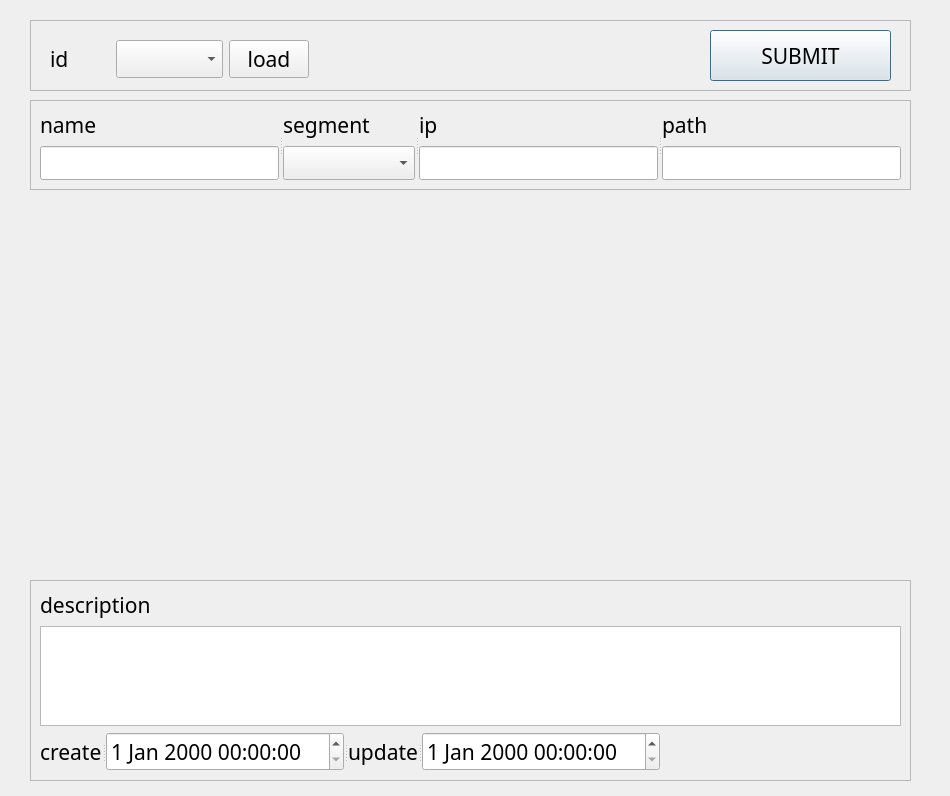
This is ui/spDialog.ui in SuhYeoJee/OrderManager as Qt 5 draws it before an edit. The edited form follows.
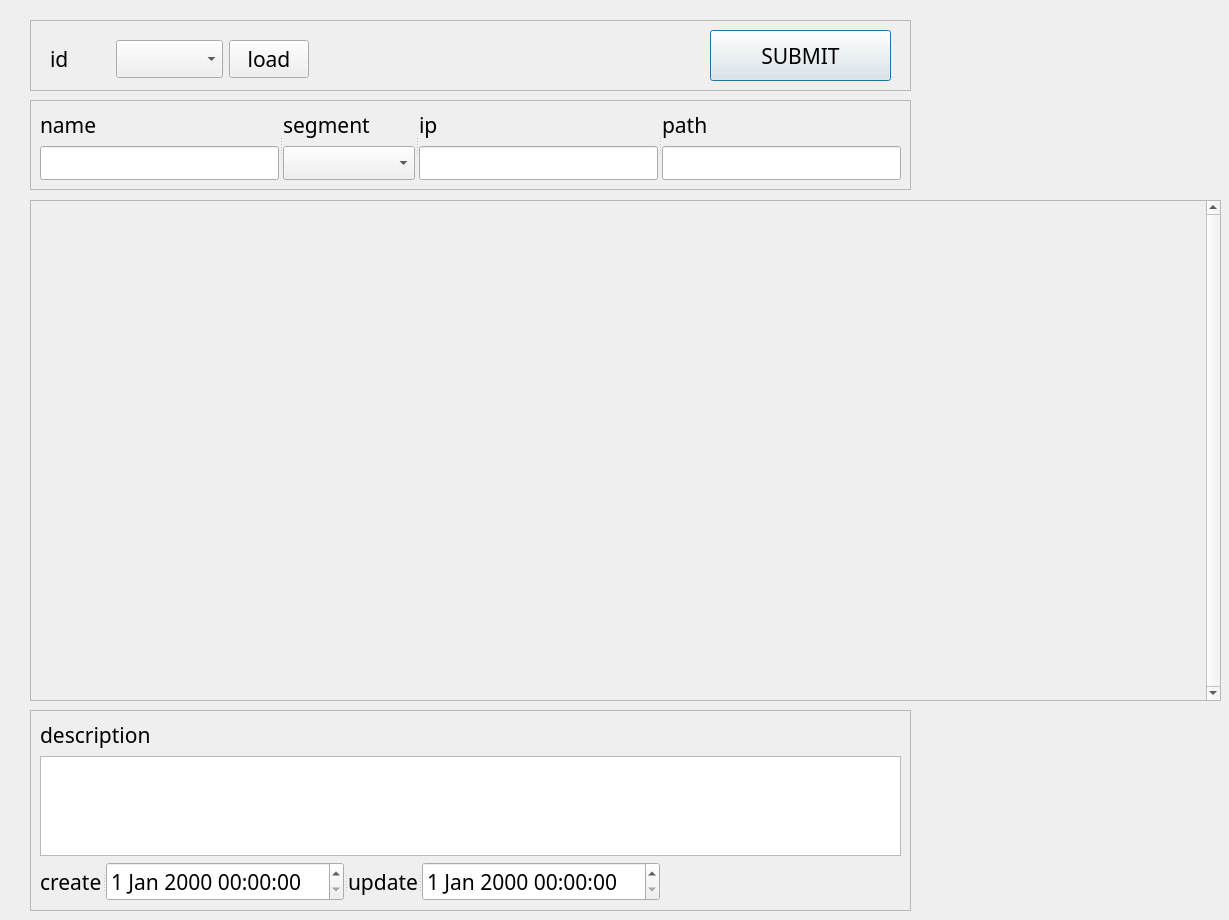
This is the edited form.

Patch:
```diff
--- a/ui/spDialog.ui
+++ b/ui/spDialog.ui
@@ -6,8 +6,8 @@
    <rect>
     <x>0</x>
     <y>0</y>
-    <width>950</width>
-    <height>796</height>
+    <width>1229</width>
+    <height>920</height>
    </rect>
   </property>
   <property name="font">
@@ -40,7 +40,7 @@
       <property name="orientation">
        <enum>Qt::Horizontal</enum>
       </property>
-      <widget class="QWidget" name="">
+      <widget class="QWidget" name="layoutWidget">
        <layout class="QVBoxLayout" name="verticalLayout_5">
         <item>
          <widget class="QLabel" name="label_14">
@@ -183,7 +183,7 @@
    <property name="geometry">
     <rect>
      <x>30</x>
-     <y>580</y>
+     <y>710</y>
      <width>881</width>
      <height>201</height>
     </rect>
@@ -230,6 +230,32 @@
     </item>
    </layout>
   </widget>
+  <widget class="QScrollArea" name="scrollArea">
+   <property name="geometry">
+    <rect>
+     <x>30</x>
+     <y>200</y>
+     <width>1191</width>
+     <height>501</height>
+    </rect>
+   </property>
+   <property name="verticalScrollBarPolicy">
+    <enum>Qt::ScrollBarAlwaysOn</enum>
+   </property>
+   <property name="widgetResizable">
+    <bool>true</bool>
+   </property>
+   <widget class="QWidget" name="scrollAreaWidgetContents">
+    <property name="geometry">
+     <rect>
+      <x>0</x>
+      <y>0</y>
+      <width>1168</width>
+      <height>499</height>
+     </rect>
+    </property>
+   </widget>
+  </widget>
  </widget>
  <resources/>
  <connections/>
```
Left out of the diff: 2 changed lines with no effect on the pictures.
